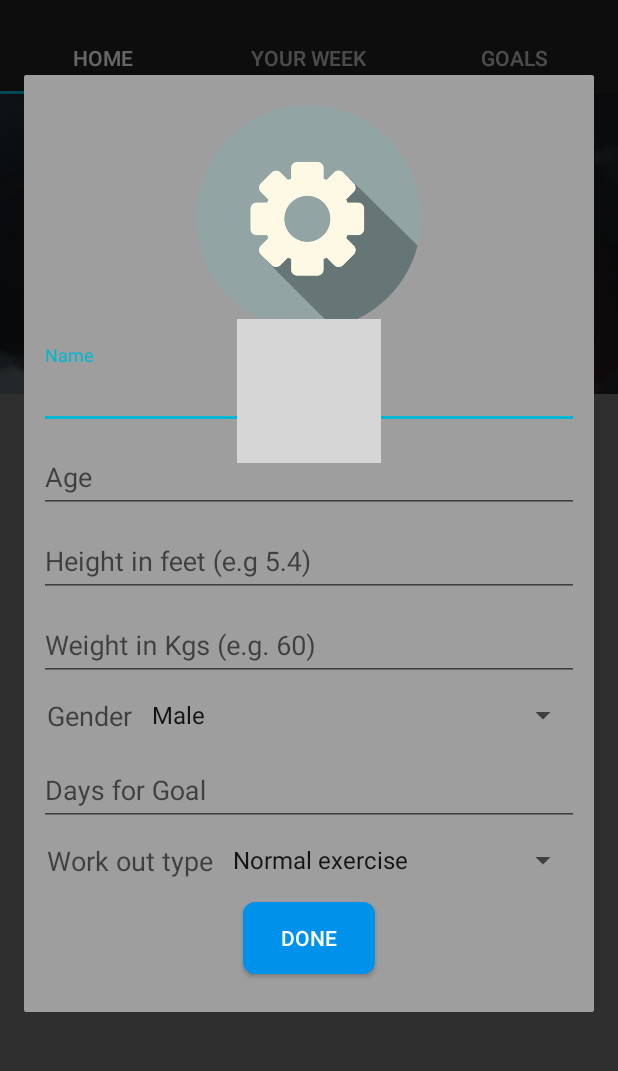
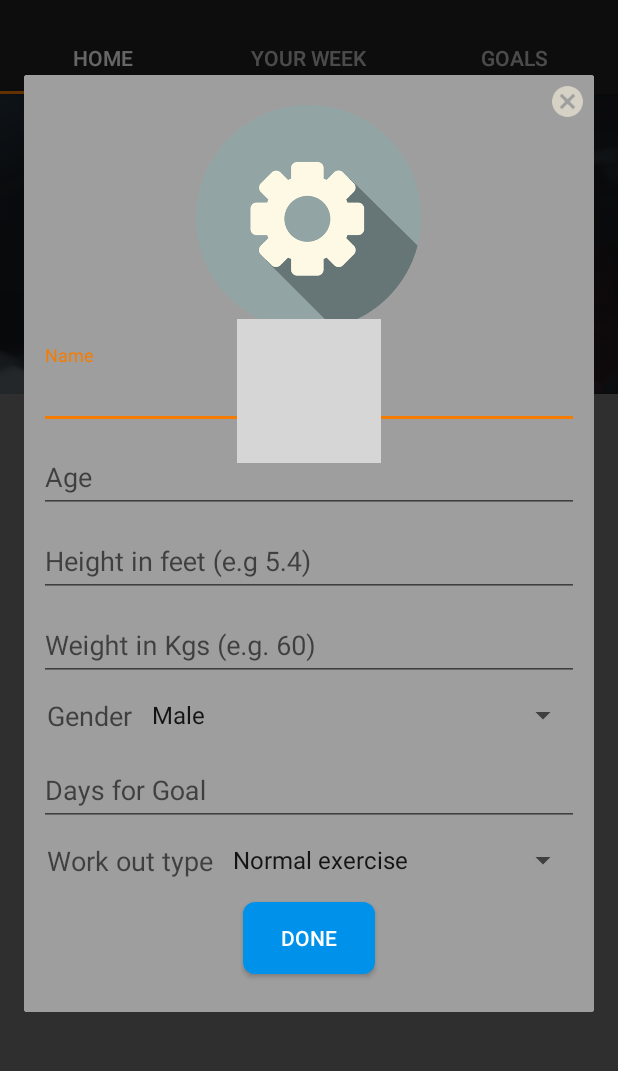
Before and after one commit to ScorchingShade/GT, an Android app: the screen it shows after launch once a user with an empty profile is signed in (tabbed_space), after a tap on an icon or button, on a phone screen of 412 x 824 dp, the part 74-1145 px from its top. Run offline under Robolectric (Android 15) with nearby library versions, the phone set to English and light mode, and no system bars; our stand-ins replace AdMob, CircleImageView, Firebase (no records; nobody signed in at launch, a user with empty details on screens opened directly); libraries missing offline, so code that uses them is left out: com.facebook, com.facebook.appevents, com.facebook.login; grey boxes are pictures that could not be loaded.

```diff
--- a/app/src/main/java/com/ankushinc/reddragon/gymtracker/LoginActivity.java
+++ b/app/src/main/java/com/ankushinc/reddragon/gymtracker/LoginActivity.java
@@ -1,5 +1,6 @@
 package com.ankushinc.reddragon.gymtracker;
 
+import android.app.ProgressDialog;
 import android.content.Intent;
 import android.support.annotation.NonNull;
 import android.support.v7.app.AppCompatActivity;
@@ -9,6 +10,7 @@ import android.view.View;
 import android.widget.AutoCompleteTextView;
 import android.widget.Button;
 import android.widget.EditText;
+import android.widget.ProgressBar;
 import android.widget.Toast;
 
 import com.facebook.login.widget.LoginButton;
@@ -23,6 +25,8 @@ public class LoginActivity extends AppCompatActivity {
     AutoCompleteTextView email;
     EditText password;
     Button sign_in;
+    ProgressBar progressBar;
+    ProgressDialog progressDialog;
     @Override
     protected void onCreate(Bundle savedInstanceState) {
         super.onCreate(savedInstanceState);
@@ -62,6 +66,10 @@ public class LoginActivity extends AppCompatActivity {
         String Email=email.getText().toString().trim();
         String Password=password.getText().toString().trim();
 
+       progressDialog=new ProgressDialog(LoginActivity.this);
+
+        progressDialog.setMessage("Logging in Please Wait...");
+        progressDialog.show();
 
         mAuth.signInWithEmailAndPassword(Email, Password)
                 .addOnCompleteListener(LoginActivity.this, new OnCompleteListener<AuthResult>() {
@@ -77,7 +85,7 @@ public class LoginActivity extends AppCompatActivity {
                                     Toast.LENGTH_SHORT).show();
                             updateUI(null);
                         }
-
+                        progressDialog.dismiss();
                         // ...
                     }
                 });
--- a/app/src/main/java/com/ankushinc/reddragon/gymtracker/Tab1_TabbedSpace.java
+++ b/app/src/main/java/com/ankushinc/reddragon/gymtracker/Tab1_TabbedSpace.java
@@ -1,12 +1,16 @@
 package com.ankushinc.reddragon.gymtracker;
 
+import android.app.Activity;
 import android.app.AlertDialog;
+import android.app.ProgressDialog;
 import android.content.Context;
+import android.content.DialogInterface;
 import android.content.Intent;
 import android.support.v4.app.Fragment;
 import android.support.v4.app.FragmentManager;
 import android.os.Bundle;
 import android.support.annotation.Nullable;
+import android.util.Log;
 import android.view.LayoutInflater;
 import android.view.View;
 import android.view.ViewGroup;
@@ -14,7 +18,9 @@ import android.widget.ArrayAdapter;
 import android.widget.AutoCompleteTextView;
 import android.widget.Button;
 import android.widget.ImageView;
+import android.widget.ProgressBar;
 import android.widget.Spinner;
+import android.widget.TextView;
 import android.widget.Toast;
 
 import com.facebook.CallbackManager;
@@ -32,39 +38,108 @@ import com.google.firebase.database.FirebaseDatabase;
 import java.util.Arrays;
 
 import static com.facebook.FacebookSdk.getApplicationContext;
+import static java.lang.Thread.sleep;
 
 
 public class Tab1_TabbedSpace extends Fragment {
     private final String TAG = "Tab1Fragment";
+
+    //firebase
+    private DatabaseReference mDatabase;
+    private FirebaseDatabase firebaseDatabase,user,data;
+    FirebaseAuth auth;
+
+
+    //app
     Context ctx;
     private AdView mAdview;
-    Spinner spinner,workout;
-    ArrayAdapter<CharSequence> adapter,adapter1;
-    ImageView settings;
+    Spinner spinner, workout;
+    ArrayAdapter<CharSequence> adapter, adapter1;
+    ImageView settings, signout,cancel;
     Button btn;
-    AutoCompleteTextView Name, Age, Height, Weight,Days;
-    FirebaseAuth auth;
-    FirebaseUser user;
+    AutoCompleteTextView Name, Age, Height, Weight, Days;
+    ProgressBar bar2,bar3,bar4;
+    TextView homeName;
+
+    int AgeV,WeightV,GoalDaysV;
+    String NameV,WorkoutV,GenderV;
+    Float HeightV;
+
 
     //LoginButton loginButton;
-
     CallbackManager callbackManager;
 
-   public Tab1_TabbedSpace(){
+    public Tab1_TabbedSpace() {
 
     }
-
 
     @Nullable
     @Override
     public View onCreateView(LayoutInflater inflater, @Nullable ViewGroup container, Bundle savedInstanceState) {
         View view = inflater.inflate(R.layout.tab1_fragment, container, false);
 
+        //Firebase methods
+        auth = FirebaseAuth.getInstance();
+        // [START initialize_database_ref]
+        firebaseDatabase=FirebaseDatabase.getInstance();
+        mDatabase = firebaseDatabase.getReference();
+
+
         settings = (ImageView) view.findViewById(R.id.settings);
-        FirebaseDatabase database = FirebaseDatabase.getInstance();
-        DatabaseReference myRef = database.getReference("App Name");
-        myRef.setValue("GymTracker");
+        bar2=(ProgressBar) view.findViewById(R.id.progressBar2);
+        bar3=(ProgressBar) view.findViewById(R.id.progressBar3);
+        bar4=(ProgressBar) view.findViewById(R.id.progressBar4);
 
+
+
+        final ProgressDialog progressDialog = new ProgressDialog(getActivity());
+
+
+        signout = (ImageView) view.findViewById(R.id.signout_icon);
+
+
+
+        progressDialog.setMessage("Signing out Please Wait...");
+        progressDialog.show();
+        signout.setOnClickListener(new View.OnClickListener() {
+            @Override
+            public void onClick(View v) {
+                AlertDialog.Builder builder = new AlertDialog.Builder(getActivity());
+
+                builder.setTitle("Confirm");
+                builder.setMessage("Are you sure you want to Signout?");
+
+                builder.setPositiveButton("YES", new DialogInterface.OnClickListener() {
+
+                    public void onClick(DialogInterface dialog, int which) {
+
+                        // Do nothing, but close the dialog
+                        auth.getInstance().signOut();
+                        startActivity(new Intent(getActivity(),LoginActivity.class));
+                        getFragmentManager().beginTransaction().remove(Tab1_TabbedSpace.this).commitAllowingStateLoss();
+                        dialog.dismiss();
+                    }
+                });
+
+                builder.setNegativeButton("NO", new DialogInterface.OnClickListener() {
+
+                    @Override
+                    public void onClick(DialogInterface dialog, int which) {
+
+                        // Do nothing
+                        dialog.dismiss();
+                    }
+                });
+
+                AlertDialog alert = builder.create();
+                alert.show();
+
+
+
+            }
+
+        });
+        progressDialog.dismiss();
 
 
         settings.setOnClickListener(new View.OnClickListener() {
@@ -94,6 +169,17 @@ public class Tab1_TabbedSpace extends Fragment {
                 final AlertDialog dialog = mBuilder.create();
                 dialog.show();
 
+
+                cancel=(ImageView)mView.findViewById(R.id.cancel_img_dialog);
+                cancel.setOnClickListener(new View.OnClickListener() {
+                    @Override
+                    public void onClick(View v) {
+                        dialog.cancel();
+                    }
+                });
+
+
+
                 btn = (Button) mView.findViewById(R.id.setting_done);
                 btn.setOnClickListener(new View.OnClickListener() {
                     @Override
@@ -101,11 +187,8 @@ public class Tab1_TabbedSpace extends Fragment {
                         String name = Name.getText().toString();
                         String gender = spinner.getSelectedItem().toString();
                         String work = workout.getSelectedItem().toString();
-
+                        final ProgressDialog progressDialog = new ProgressDialog(getActivity());
                         try {
-
-
-
                             String a = Age.getText().toString();
                             int age = Integer.parseInt(a);
 
@@ -119,21 +202,55 @@ public class Tab1_TabbedSpace extends Fragment {
                             int day = Integer.parseInt(d);
 
 
+                            storeDetails(name,age,height,weight,gender,day,work,progressDialog);
+
+
                         } catch (Exception e) {
 
                         } finally {
-                            Toast.makeText(getActivity(), work, Toast.LENGTH_SHORT).show();
+
+                            progressDialog.dismiss();
+                            Toast.makeText(getActivity(),"We are good to go "+name,Toast.LENGTH_SHORT).show();
 
                             dialog.cancel();
+
                         }
+
 
                     }
                 });
             }
         });
 
+        bar2.setMax(100);
+        bar2.setProgress(5);
+        homeName=(TextView)view.findViewById(R.id.home_name);
+
         return view;
+
+    }
+
+    public void storeDetails(String Name, int Age, float Height,int Weight, String Gender,int GoalDays,String WorkoutType,ProgressDialog prog){
+
+
+        FirebaseDatabase database = FirebaseDatabase.getInstance();
+
+
+        String key = mDatabase.child("users").push().getKey();
+
+        mDatabase.child("USERS").child(key).child("Name").setValue(Name);
+        mDatabase.child("USERS").child(key).child("Age").setValue(Age);
+        mDatabase.child("USERS").child(key).child("Height").setValue(Height);
+        mDatabase.child("USERS").child(key).child("Weight").setValue(Weight);
+        mDatabase.child("USERS").child(key).child("Gender").setValue(Gender);
+        mDatabase.child("USERS").child(key).child("GoalDays").setValue(GoalDays);
+        mDatabase.child("USERS").child(key).child("WorkoutType").setValue(WorkoutType);
+
+        prog.setMessage("Pumping Iron, just a sec now...");
+        prog.show();
+
     }
 
 
+
 }
--- a/app/src/main/res/layout/dialog_settings.xml
+++ b/app/src/main/res/layout/dialog_settings.xml
@@ -5,6 +5,15 @@
     android:layout_height="match_parent"
     android:background="@color/md_grey_500">
 
+    <ImageView
+        android:layout_width="35dp"
+        android:layout_height="35dp"
+        android:src="@drawable/cancel_dialog"
+        android:layout_alignParentRight="true"
+        android:padding="5dp"
+        android:id="@+id/cancel_img_dialog"
+
+        />
     <ImageView
         android:id="@+id/setting_icon"
         android:layout_width="150dp"
--- a/app/src/main/res/layout/tab1_fragment.xml
+++ b/app/src/main/res/layout/tab1_fragment.xml
@@ -41,6 +41,16 @@
             <RelativeLayout
                 android:layout_width="match_parent"
                 android:layout_height="match_parent">
+                <ImageView
+                    android:layout_width="20dp"
+                    android:layout_height="20dp"
+                    android:layout_alignParentStart="true"
+                    android:layout_marginStart="5dp"
+                    android:layout_marginTop="5dp"
+                    android:background="@drawable/signout_icon"
+                    android:padding="10dp"
+                    android:id="@+id/signout_icon"
+                    />
 
                 <ImageView
                     android:layout_width="20dp"
--- a/app/src/main/res/values/styles.xml
+++ b/app/src/main/res/values/styles.xml
@@ -5,7 +5,7 @@
         <!-- Customize your theme here. -->
         <item name="colorPrimary">@color/md_grey_900</item>
         <item name="colorPrimaryDark">@color/md_light_blue_A700</item>
-        <item name="colorAccent">@color/md_cyan_A700</item>
+        <item name="colorAccent">@color/md_orange_700</item>
     </style>
 
     <!-- Base application theme. -->
```
Also changed, not shown: app/src/main/java/com/ankushinc/reddragon/gymtracker/RetrieveData.java (added, +46 -0 lines), app/src/main/res/drawable-hdpi/cancel_dialog.png (added), app/src/main/res/drawable-hdpi/signout_icon.png (added), app/src/main/res/drawable-mdpi/cancel_dialog.png (added), app/src/main/res/drawable-mdpi/signout_icon.png (added), app/src/main/res/drawable-xhdpi/cancel_dialog.png (added), app/src/main/res/drawable-xhdpi/signout_icon.png (added), app/src/main/res/drawable-xxhdpi/cancel_dialog.png (added), app/src/main/res/drawable-xxhdpi/signout_icon.png (added).
